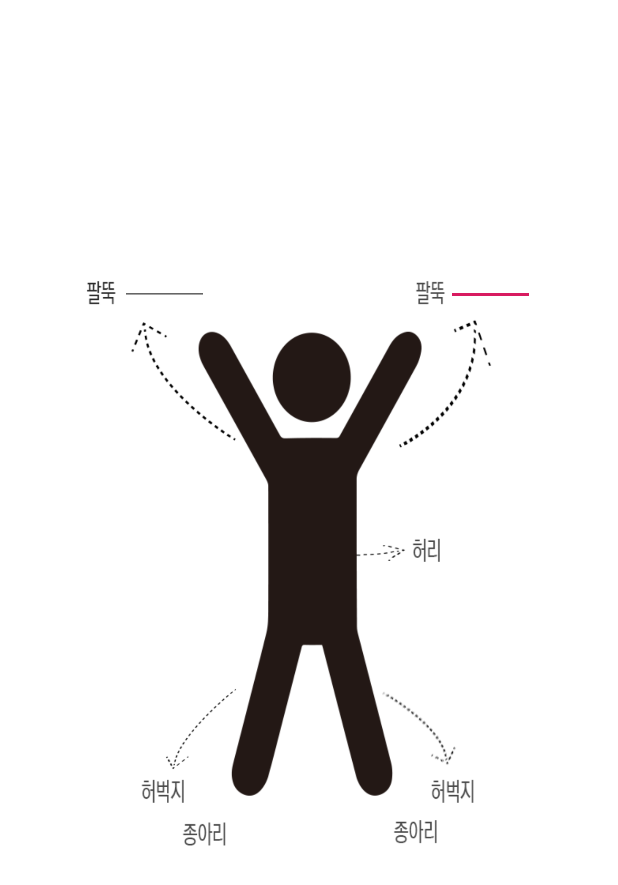
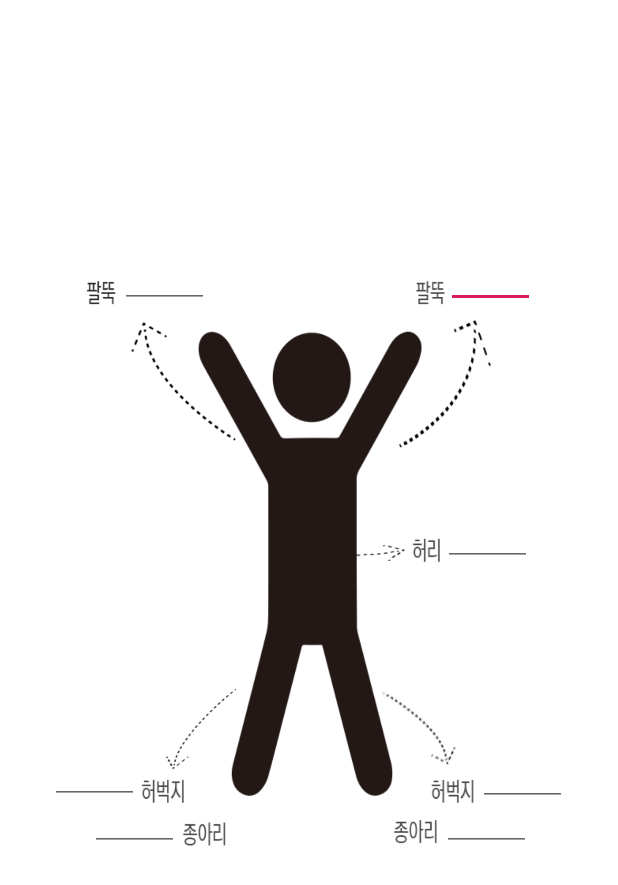
Before and after one commit to 201927055/myproject, an Android app: the layout activity_bodycheck.xml on its own in the app's theme, with its tools: preview values and no code run, on a phone screen of 412 x 824 dp. Shown: the top 885 px of the screen. Run offline under Robolectric (Android 15) with nearby library versions, the phone set to English and light mode, and no system bars.

Commit message:
initial commit

```diff
--- a/app/src/main/res/layout/activity_bodycheck.xml
+++ b/app/src/main/res/layout/activity_bodycheck.xml
@@ -28,7 +28,7 @@
         android:id="@+id/n1"
         android:layout_width="59dp"
         android:layout_height="34dp"
-        android:layout_marginTop="170dp"
+        android:layout_marginTop="171dp"
         android:layout_marginEnd="55dp"
         android:layout_marginRight="55dp"
         android:ems="10"
@@ -42,10 +42,70 @@
         android:layout_height="34dp"
         android:layout_marginStart="80dp"
         android:layout_marginLeft="80dp"
-        android:layout_marginTop="170dp"
+        android:layout_marginTop="171dp"
         android:ems="10"
         android:inputType="number"
         app:layout_constraintStart_toStartOf="parent"
         app:layout_constraintTop_toTopOf="parent" />
 
+    <EditText
+        android:id="@+id/n3"
+        android:layout_width="59dp"
+        android:layout_height="34dp"
+        android:layout_marginTop="343dp"
+        android:layout_marginEnd="57dp"
+        android:layout_marginRight="57dp"
+        android:ems="10"
+        android:inputType="number"
+        app:layout_constraintEnd_toEndOf="parent"
+        app:layout_constraintTop_toTopOf="parent" />
+
+    <EditText
+        android:id="@+id/n4"
+        android:layout_width="59dp"
+        android:layout_height="34dp"
+        android:layout_marginStart="33dp"
+        android:layout_marginLeft="33dp"
+        android:layout_marginTop="502dp"
+        android:ems="10"
+        android:inputType="number"
+        app:layout_constraintStart_toStartOf="parent"
+        app:layout_constraintTop_toTopOf="parent" />
+
+    <EditText
+        android:id="@+id/n5"
+        android:layout_width="59dp"
+        android:layout_height="34dp"
+        android:layout_marginStart="60dp"
+        android:layout_marginLeft="60dp"
+        android:layout_marginTop="533dp"
+        android:ems="10"
+        android:inputType="number"
+        app:layout_constraintStart_toStartOf="parent"
+        app:layout_constraintTop_toTopOf="parent" />
+
+    <EditText
+        android:id="@+id/n6"
+        android:layout_width="59dp"
+        android:layout_height="34dp"
+        android:layout_marginTop="503dp"
+        android:layout_marginEnd="34dp"
+        android:layout_marginRight="34dp"
+        android:ems="10"
+        android:inputType="number"
+        app:layout_constraintEnd_toEndOf="parent"
+        app:layout_constraintTop_toTopOf="parent" />
+
+    <EditText
+        android:id="@+id/n7"
+        android:layout_width="59dp"
+        android:layout_height="34dp"
+        android:layout_marginTop="533dp"
+        android:layout_marginEnd="58dp"
+        android:layout_marginRight="58dp"
+        android:ems="10"
+        android:inputType="number"
+        app:layout_constraintEnd_toEndOf="parent"
+        app:layout_constraintTop_toTopOf="parent" />
+
 </android.support.constraint.ConstraintLayout>
```
